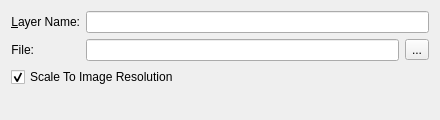
Qt form krita/ui/forms/wdgdlgfilelayer.ui (KDE/krita) before a commit.
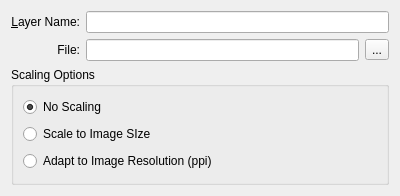
The same form after that commit. Custom widgets are drawn as their Qt base class.

Patch:
```diff
--- a/krita/ui/forms/wdgdlgfilelayer.ui
+++ b/krita/ui/forms/wdgdlgfilelayer.ui
@@ -6,8 +6,8 @@
    <rect>
     <x>0</x>
     <y>0</y>
-    <width>440</width>
-    <height>120</height>
+    <width>400</width>
+    <height>196</height>
    </rect>
   </property>
   <property name="minimumSize">
@@ -16,10 +16,7 @@
     <height>0</height>
    </size>
   </property>
-  <layout class="QFormLayout" name="formLayout">
-   <property name="fieldGrowthPolicy">
-    <enum>QFormLayout::ExpandingFieldsGrow</enum>
-   </property>
+  <layout class="QGridLayout" name="gridLayout_2">
    <item row="0" column="0">
     <widget class="QLabel" name="label">
      <property name="text">
@@ -64,13 +61,36 @@
     </layout>
    </item>
    <item row="2" column="0" colspan="2">
-    <widget class="QCheckBox" name="chkScaleToImageResolution">
-     <property name="text">
-      <string>Scale To Image Resolution</string>
+    <widget class="QGroupBox" name="grpScalingOptions">
+     <property name="title">
+      <string>Scaling Options</string>
      </property>
-     <property name="checked">
-      <bool>true</bool>
-     </property>
+     <layout class="QGridLayout" name="gridLayout">
+      <item row="0" column="0">
+       <widget class="QRadioButton" name="radioDontScale">
+        <property name="text">
+         <string>No Scaling</string>
+        </property>
+        <property name="checked">
+         <bool>true</bool>
+        </property>
+       </widget>
+      </item>
+      <item row="1" column="0">
+       <widget class="QRadioButton" name="radioScaleToImageSize">
+        <property name="text">
+         <string>Scale to Image SIze</string>
+        </property>
+       </widget>
+      </item>
+      <item row="2" column="0">
+       <widget class="QRadioButton" name="radioScalePPI">
+        <property name="text">
+         <string>Adapt to Image Resolution (ppi)</string>
+        </property>
+       </widget>
+      </item>
+     </layout>
     </widget>
    </item>
   </layout>
```
